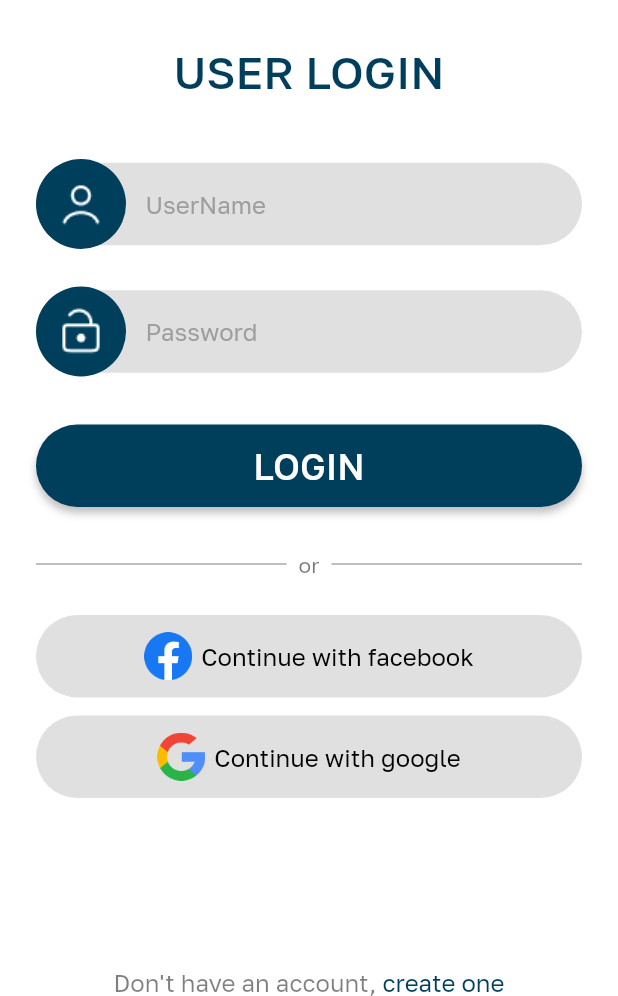
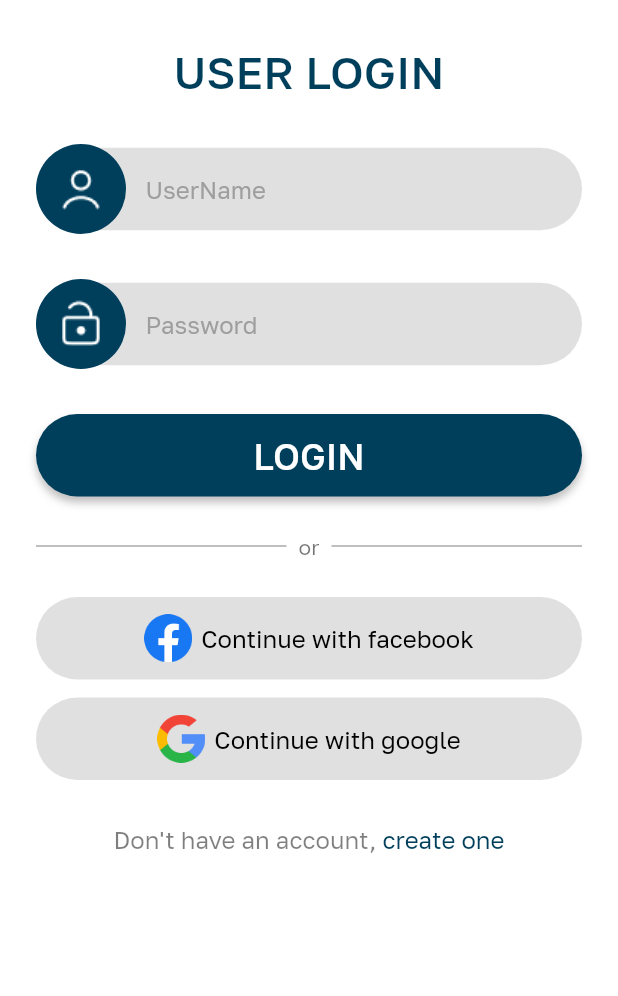
Before and after one commit to KKVold/Social, a Flutter app: the screen it shows after launch, on a phone screen of 412 x 824 dp, the part 240-1236 px from its top. Run offline on Flutter 3.47's test engine with Material 2 defaults, Android fonts, the phone set to English and light mode, and no system bars.

Commit message:
fixing the login screen layout

```diff
--- a/social/lib/Screens/login_screen.dart
+++ b/social/lib/Screens/login_screen.dart
@@ -12,28 +12,27 @@ class LoginScreen extends StatelessWidget {
     return Scaffold(
       backgroundColor: Colors.white,
       body: SafeArea(
-        child: Stack(
-          children: [
-            Padding(
+        child: SingleChildScrollView(
+          child: Padding(
             padding: const EdgeInsets.symmetric(horizontal: 24),
-              child: SingleChildScrollView(
             child: Column(
               children: [
                 Padding(
                   padding: const EdgeInsets.only(top: 100),
-                      child:
-                          Center(child: Image.asset('assets/images/Logo.png')),
+                  child: Center(child: Image.asset('assets/images/Logo.png')),
                 ),
-                    const SizedBox(height: 30),
-                    Text(
+                Padding(
+                  padding: const EdgeInsets.symmetric(vertical: 30),
+                  child: Text(
                     'USER LOGIN',
                     style: Theme.of(context).textTheme.titleLarge,
                   ),
-                    const SizedBox(height: 40),
+                ),
                 const FieldInput(hintText: 'UserName', image: 'User'),
-                    const SizedBox(height: 25),
-                    const FieldInput(hintText: 'Password', image: 'Unlock'),
-                    const SizedBox(height: 32),
+                const Padding(
+                  padding: EdgeInsets.symmetric(vertical: 30),
+                  child: FieldInput(hintText: 'Password', image: 'Unlock'),
+                ),
                 Container(
                   height: 55,
                   decoration: BoxDecoration(
@@ -54,8 +53,9 @@ class LoginScreen extends StatelessWidget {
                     ),
                   ),
                 ),
-                    const SizedBox(height: 30),
-                    Stack(
+                Padding(
+                  padding: const EdgeInsets.symmetric(vertical: 25),
+                  child: Stack(
                     children: [
                       Divider(
                         color: Colors.black.withOpacity(0.5),
@@ -73,7 +73,7 @@ class LoginScreen extends StatelessWidget {
                       )
                     ],
                   ),
-                    const SizedBox(height: 25),
+                ),
                 const TwoAuthButton(
                   image: 'facebook',
                   title: 'Continue with facebook',
@@ -83,16 +83,8 @@ class LoginScreen extends StatelessWidget {
                   image: 'google',
                   title: 'Continue with google',
                 ),
-                    // Spacer(),
-                  ],
-                ),
-              ),
-            ),
-            Column(
-              mainAxisAlignment: MainAxisAlignment.end,
-              children: [
                 Padding(
-                  padding: const EdgeInsets.symmetric(vertical: 0),
+                  padding: const EdgeInsets.symmetric(vertical: 30),
                   child: Row(
                     mainAxisAlignment: MainAxisAlignment.center,
                     children: [
@@ -106,8 +98,8 @@ class LoginScreen extends StatelessWidget {
                   ),
                 ),
               ],
-            )
-          ],
+            ),
+          ),
         ),
       ),
     );
```
Lines whose indentation alone changed are shown as unchanged.
